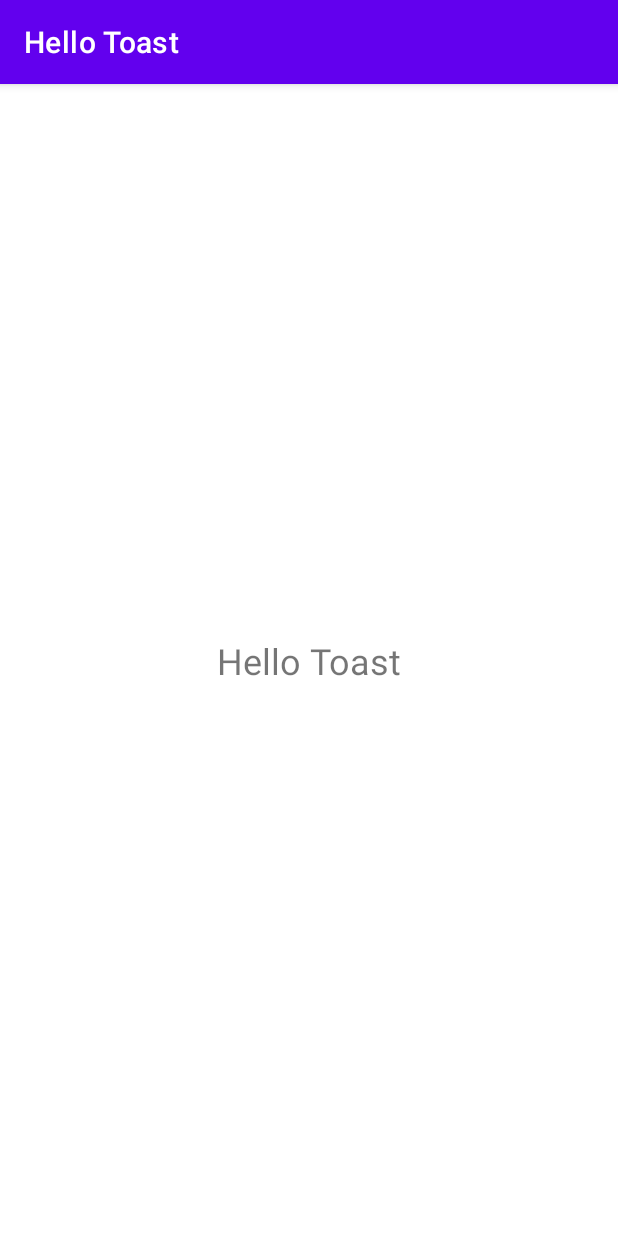
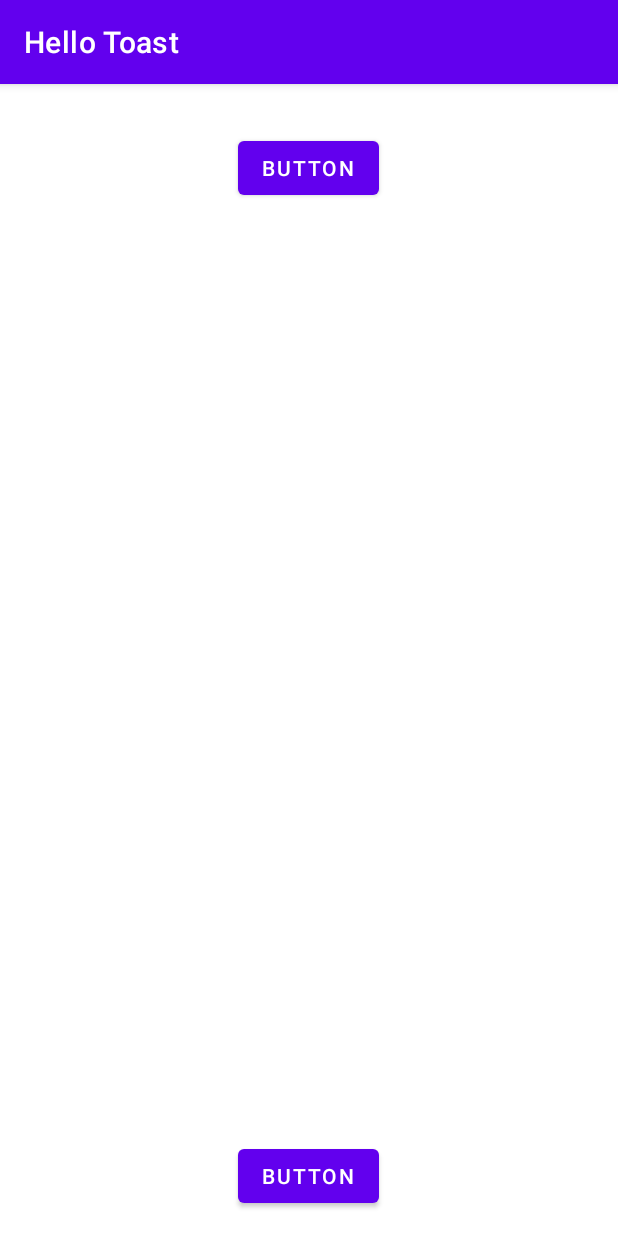
Before and after one commit to Raju979/Activities-and-intents, an Android app: the screen it shows after launch (MainActivity), on a phone screen of 412 x 824 dp. Run offline under Robolectric (Android 15) with nearby library versions, the phone set to English and light mode, and no system bars.

Commit message:
completed task 2

```diff
--- a/app/src/main/res/layout/activity_main.xml
+++ b/app/src/main/res/layout/activity_main.xml
@@ -6,14 +6,26 @@
     android:layout_height="match_parent"
     tools:context=".MainActivity">
 
-    <TextView
+    <Button
+        android:id="@+id/button"
         android:layout_width="wrap_content"
         android:layout_height="wrap_content"
-        android:text="@string/hello_toast"
-        android:textSize="24sp"
-        app:layout_constraintBottom_toBottomOf="parent"
-        app:layout_constraintLeft_toLeftOf="parent"
-        app:layout_constraintRight_toRightOf="parent"
+        android:layout_marginTop="32dp"
+        android:text="Button"
+        app:layout_constraintEnd_toEndOf="parent"
+        app:layout_constraintHorizontal_bias="0.498"
+        app:layout_constraintStart_toStartOf="parent"
         app:layout_constraintTop_toTopOf="parent" />
 
+    <Button
+        android:id="@+id/button2"
+        android:layout_width="wrap_content"
+        android:layout_height="wrap_content"
+        android:layout_marginBottom="16dp"
+        android:text="Button"
+        app:layout_constraintBottom_toBottomOf="parent"
+        app:layout_constraintEnd_toEndOf="parent"
+        app:layout_constraintHorizontal_bias="0.498"
+        app:layout_constraintStart_toStartOf="parent" />
+
 </androidx.constraintlayout.widget.ConstraintLayout>
```
Also changed, not shown: 3 other files.
